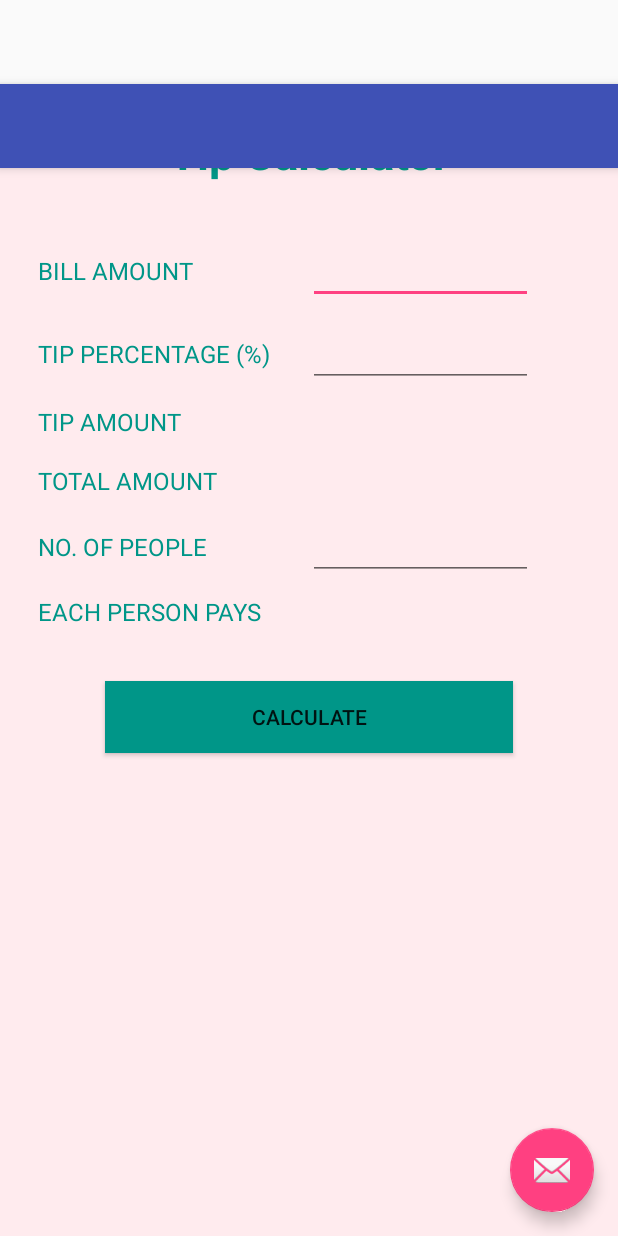
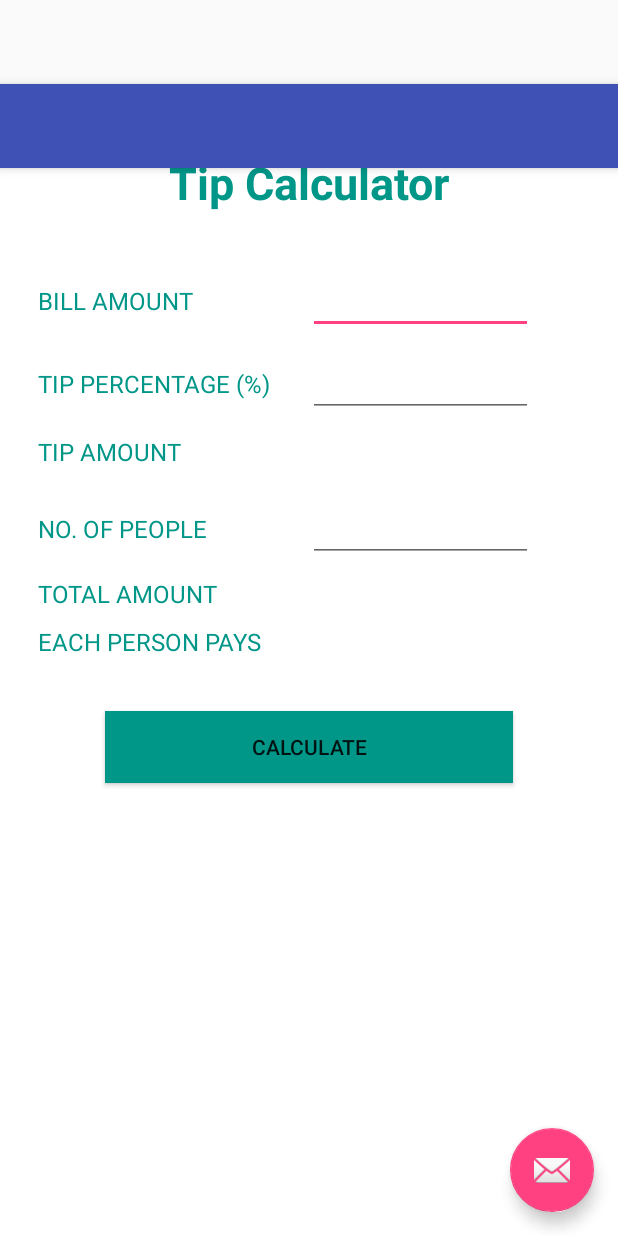
Before and after one commit to riddhik84/Tip-Calculator-Android-App, an Android app: the layout activity_main.xml on its own in the app's theme, with its tools: preview values and no code run, on a phone screen of 412 x 824 dp. Run offline under Robolectric (Android 15) with nearby library versions, the phone set to English and light mode, and no system bars.

Commit message:
New checkin

```diff
--- a/app/src/main/AndroidManifest.xml
+++ b/app/src/main/AndroidManifest.xml
@@ -12,6 +12,11 @@
             android:name=".MainActivity"
             android:label="@string/app_name"
             android:theme="@style/AppTheme.NoActionBar">
+        </activity>
+        <activity
+            android:name=".SplashScreen"
+            android:label="@string/title_activity_splash_screen"
+            android:theme="@style/AppTheme.NoActionBar">
             <intent-filter>
                 <action android:name="android.intent.action.MAIN" />
 
--- a/app/src/main/res/layout/content_main.xml
+++ b/app/src/main/res/layout/content_main.xml
@@ -1,16 +1,19 @@
 <?xml version="1.0" encoding="utf-8"?>
 <LinearLayout xmlns:android="http://schemas.android.com/apk/res/android"
+    xmlns:tools="http://schemas.android.com/tools"
+
     android:layout_width="match_parent"
     android:layout_height="match_parent"
     android:orientation="vertical"
-    android:background="#FFEBEE">
+    android:background="#FFFFFF"
+    tools:showIn="@layout/activity_main">
 
     <TextView
         style="@style/appheader"
         android:layout_width="match_parent"
         android:layout_height="wrap_content"
         android:text="@string/appheader"
-        android:layout_marginTop="25dp"
+        android:layout_marginTop="45dp"
         android:layout_marginBottom="25dp"
         android:layout_gravity="center"
         android:textSize="30dp"
@@ -24,7 +27,8 @@
        android:stretchColumns="2"
        >
 
-       <TableRow>
+       <TableRow android:layout_width="wrap_content"
+           android:layout_height="wrap_content">
            <TextView
                style="@style/appFonts"
                android:layout_width="wrap_content"
@@ -45,7 +49,8 @@
        </TableRow>
 
 
-       <TableRow>
+       <TableRow android:layout_width="wrap_content"
+           android:layout_height="wrap_content">
            <TextView
                style="@style/appFonts"
                android:layout_width="wrap_content"
@@ -88,25 +93,6 @@
                style="@style/appFonts"
                android:layout_width="wrap_content"
                android:layout_height="wrap_content"
-               android:text="@string/total_amount"
-               android:layout_marginLeft="25dp"
-               android:layout_marginTop="10dp"
-               />
-
-           <TextView
-               android:id="@+id/total_amount"
-               android:layout_width="150dp"
-               android:layout_height="wrap_content"
-               android:layout_marginLeft="25dp"
-               android:layout_marginTop="10dp"
-               />
-       </TableRow>
-
-       <TableRow>
-           <TextView
-               style="@style/appFonts"
-               android:layout_width="wrap_content"
-               android:layout_height="wrap_content"
                android:text="@string/no_of_ppl"
                android:layout_marginLeft="25dp"
                android:layout_marginTop="10dp"
@@ -122,6 +108,25 @@
        </TableRow>
 
        <TableRow>
+           <TextView
+               style="@style/appFonts"
+               android:layout_width="wrap_content"
+               android:layout_height="wrap_content"
+               android:text="@string/total_amount"
+               android:layout_marginLeft="25dp"
+               android:layout_marginTop="10dp"
+               />
+
+           <TextView
+               android:id="@+id/total_amount"
+               android:layout_width="150dp"
+               android:layout_height="wrap_content"
+               android:layout_marginLeft="25dp"
+               android:layout_marginTop="10dp"
+               />
+       </TableRow>
+
+       <TableRow android:layout_height="wrap_content">
            <TextView
                style="@style/appFonts"
                android:layout_width="wrap_content"
--- a/app/src/main/res/values/myappstyles.xml
+++ b/app/src/main/res/values/myappstyles.xml
@@ -2,7 +2,7 @@
 <resources>
     <style name="appheader">
         <item name="android:gravity">center</item>
-        </style>
+    </style>
 
     <style name="appFonts">
         <item name="android:textSize">16dp</item>
--- a/app/src/main/res/values/strings.xml
+++ b/app/src/main/res/values/strings.xml
@@ -1,6 +1,9 @@
 <resources>
     <string name="app_name">Tip Calculator</string>
     <string name="action_settings">Settings</string>
+    <string name="title_activity_splash_screen">Tip Calculator</string>
+
+    <!-- TextView Strings -->
     <string name="appheader">Tip Calculator</string>
     <string name="bill_amount">Bill Amount</string>
     <string name="tip_percent">Tip Percentage (%)</string>
@@ -8,6 +11,8 @@
     <string name="total_amount">Total Amount</string>
     <string name="no_of_ppl">No. of people</string>
     <string name="each_person_pay">Each Person pays</string>
+
     <string name="calculate">Calculate</string>
+    <string name="bill_amount_hint" translatable="true">Enter bill amount</string>
 
 </resources>
```
Also changed, not shown: app/src/main/java/com/rk/myapps/tipcalculator/MainActivity.java (+63 -42 lines).
